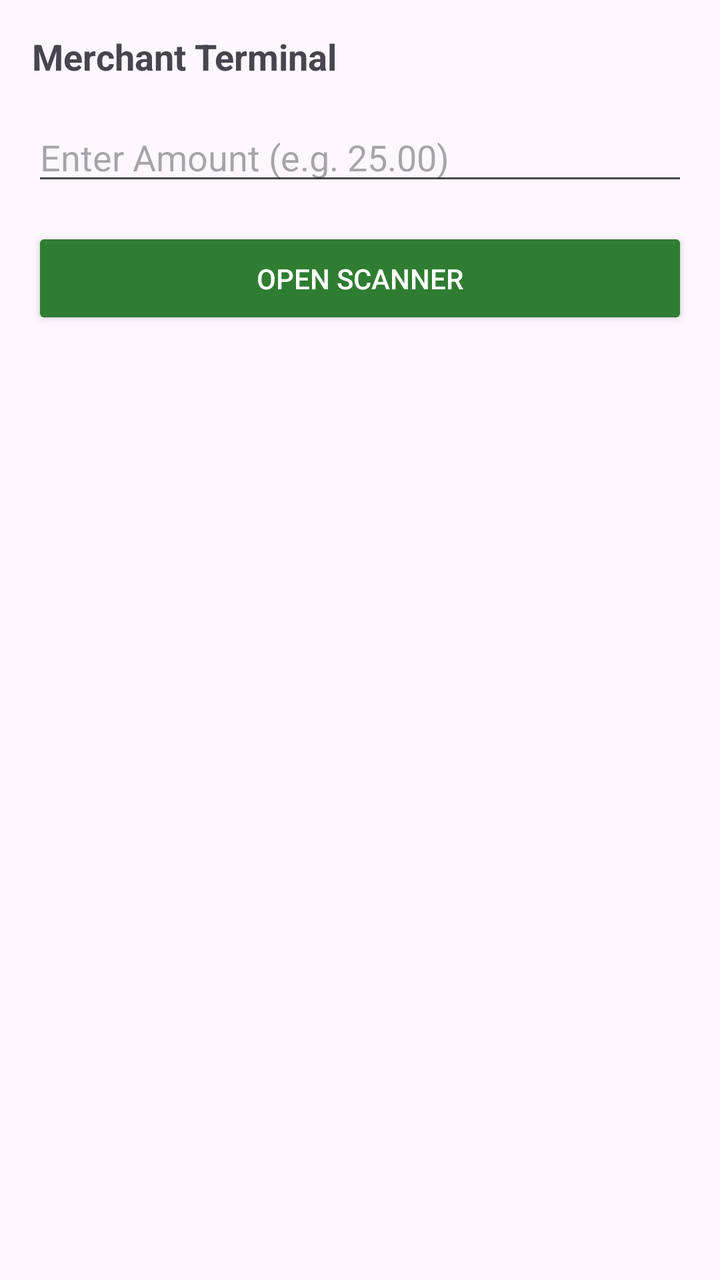
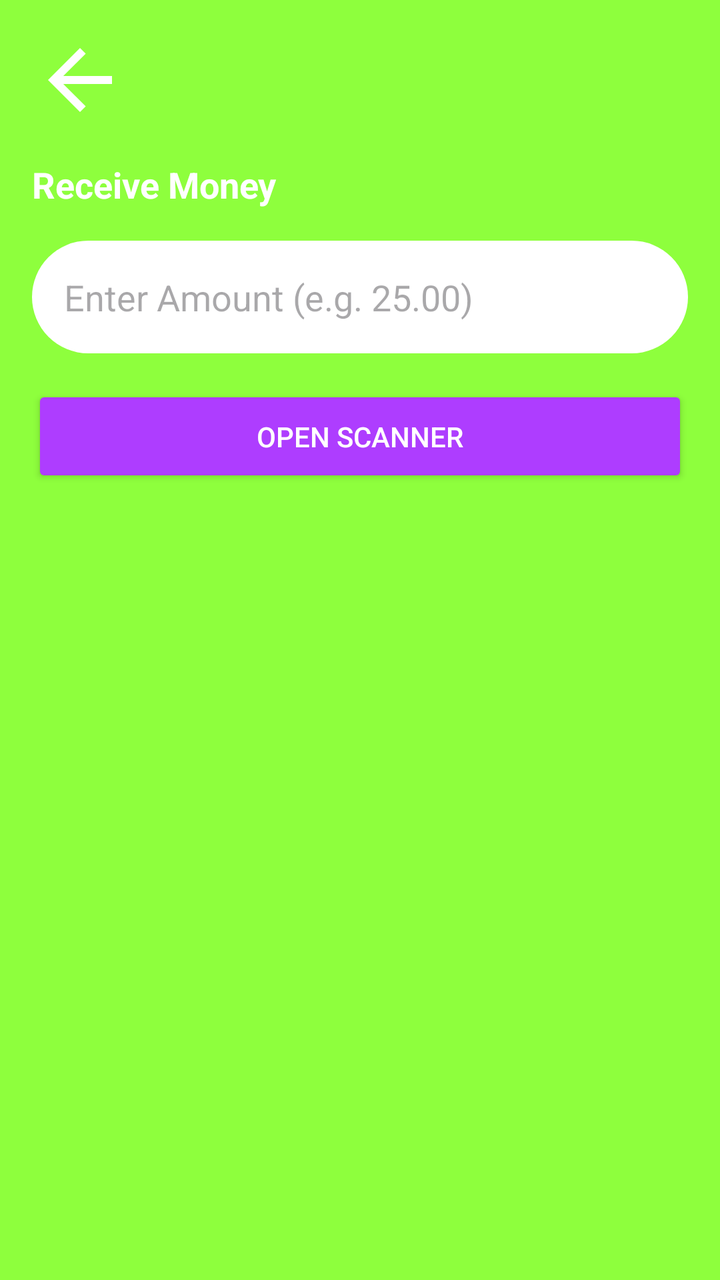

Before-and-after screenshots of an Android layout around one commit, followed by the original layout XML and the change that was made.
<!-- AndroidManifest.xml: application theme Theme.QDPay -->
<!-- res/layout/activity_merchant_receive.xml -->
<?xml version="1.0" encoding="utf-8"?>
<androidx.constraintlayout.widget.ConstraintLayout xmlns:android="http://schemas.android.com/apk/res/android"
    xmlns:app="http://schemas.android.com/apk/res-auto"
    xmlns:tools="http://schemas.android.com/tools"
    android:id="@+id/main"
    android:layout_width="match_parent"
    android:layout_height="match_parent"
    tools:context=".MerchantReceive">

    <LinearLayout
        android:id="@+id/layout_merchant"
        android:layout_width="match_parent"
        android:layout_height="wrap_content"
        android:orientation="vertical"
        android:padding="16dp">

        <TextView
            android:layout_width="wrap_content"
            android:layout_height="wrap_content"
            android:text="Merchant Terminal"
            android:textSize="18sp"
            android:textStyle="bold" />

        <EditText
            android:id="@+id/input_amount"
            android:layout_width="match_parent"
            android:layout_height="wrap_content"
            android:layout_marginTop="16dp"
            android:hint="Enter Amount (e.g. 25.00)"
            android:inputType="numberDecimal" />

        <Button
            android:id="@+id/btn_scan"
            android:layout_width="match_parent"
            android:layout_height="wrap_content"
            android:layout_marginTop="16dp"
            android:padding="16dp"
            android:backgroundTint="#2E7D32"
            android:text="Open Scanner"
            android:textColor="#FFFFFF" />
    </LinearLayout>

</androidx.constraintlayout.widget.ConstraintLayout>
<!-- resources referenced by this layout -->
<resources>
  <style name="Theme.QDPay" parent="Base.Theme.QDPay" />
  <style name="Base.Theme.QDPay" parent="Theme.Material3.DayNight.NoActionBar">
          
          
      </style>
</resources>

<!-- the commit's change to res/layout/activity_merchant_receive.xml (unified diff, before → after) -->
@@ -5,20 +5,33 @@
     android:id="@+id/main"
     android:layout_width="match_parent"
     android:layout_height="match_parent"
-    tools:context=".MerchantReceive">
+    tools:context=".MerchantReceive"
+    android:background="#8eff3d">
+
+    <ImageView
+        android:id="@+id/back"
+        android:layout_width="48dp"
+        android:layout_height="48dp"
+        android:layout_marginStart="16dp"
+        android:layout_marginTop="16dp"
+        app:layout_constraintTop_toTopOf="parent"
+        app:layout_constraintStart_toStartOf="parent"
+        android:src="@drawable/back"/>
 
     <LinearLayout
         android:id="@+id/layout_merchant"
         android:layout_width="match_parent"
         android:layout_height="wrap_content"
         android:orientation="vertical"
-        android:padding="16dp">
+        android:padding="16dp"
+        app:layout_constraintTop_toBottomOf="@id/back">
 
         <TextView
             android:layout_width="wrap_content"
             android:layout_height="wrap_content"
-            android:text="Merchant Terminal"
-            android:textSize="18sp"
+            android:text="Receive Money"
+            android:textSize="18dp"
+            android:textColor="@color/white"
             android:textStyle="bold" />
 
         <EditText
@@ -26,6 +39,8 @@
             android:layout_width="match_parent"
             android:layout_height="wrap_content"
             android:layout_marginTop="16dp"
+            android:background="@drawable/background"
+            android:padding="16dp"
             android:hint="Enter Amount (e.g. 25.00)"
             android:inputType="numberDecimal" />
 
@@ -35,7 +50,7 @@
             android:layout_height="wrap_content"
             android:layout_marginTop="16dp"
             android:padding="16dp"
-            android:backgroundTint="#2E7D32"
+            android:backgroundTint="#ae3dff"
             android:text="Open Scanner"
             android:textColor="#FFFFFF" />
     </LinearLayout>
<!-- resource entries referenced after the edit -->
@@ -1,5 +1,24 @@
 <!-- resources referenced by this layout -->
 <resources>
+  <color name="white">#FFFFFFFF</color>
+  <!-- drawable back (drawable) -->
+  <vector xmlns:android="http://schemas.android.com/apk/res/android" android:autoMirrored="true" android:height="24dp" android:tint="#FFFFFF" android:viewportHeight="960" android:viewportWidth="960" android:width="24dp">
+        
+      <path android:fillColor="@android:color/white" android:pathData="M313,520L537,744L480,800L160,480L480,160L537,216L313,440L800,440L800,520L313,520Z"/>
+      
+  </vector>
+  <!-- drawable background (drawable) -->
+  <?xml version="1.0" encoding="utf-8"?>
+  <selector xmlns:android="http://schemas.android.com/apk/res/android" xmlns:andorid="http://schemas.android.com/aapt">
+  
+      <item>
+          <shape andorid:shape="retangle">
+              <solid android:color="#FFFFFF"/>
+              <corners android:radius="30dp"/>
+          </shape>
+      </item>
+  
+  </selector>
   <style name="Theme.QDPay" parent="Base.Theme.QDPay" />
   <style name="Base.Theme.QDPay" parent="Theme.Material3.DayNight.NoActionBar">
           
